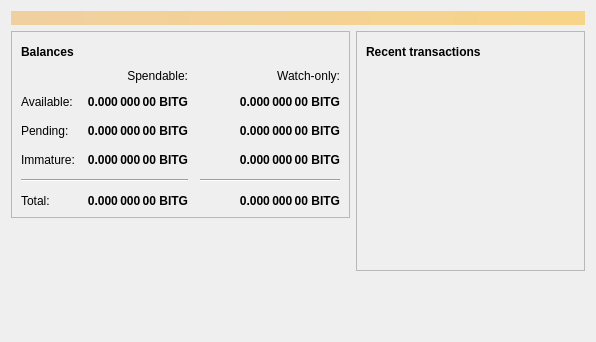
The window that src/qt/forms/overviewpage.ui (c-sports/cspn) describes before a commit, drawn with Qt 5.
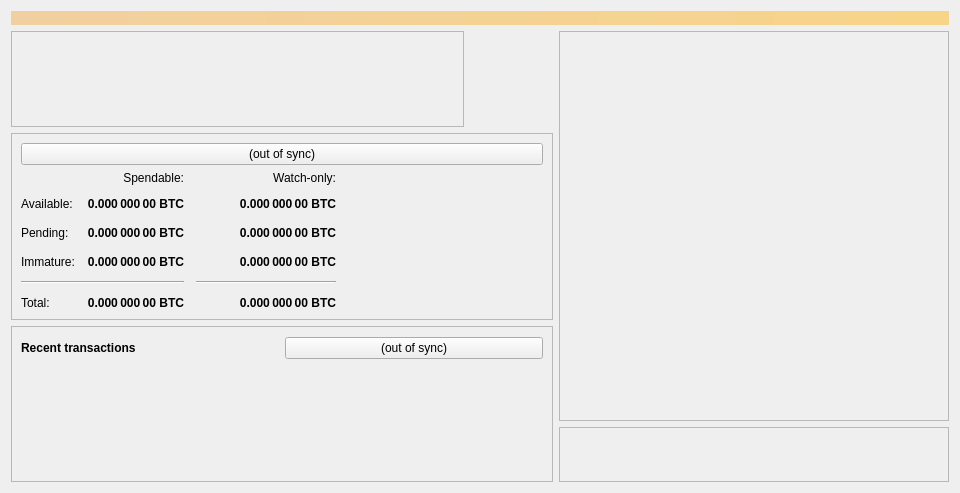
The same window after the commit. Icons and pictures are not drawn.

Commit message: CSPN design

```diff
--- a/src/qt/forms/overviewpage.ui
+++ b/src/qt/forms/overviewpage.ui
@@ -6,21 +6,33 @@
    <rect>
     <x>0</x>
     <y>0</y>
-    <width>596</width>
-    <height>342</height>
+    <width>960</width>
+    <height>489</height>
    </rect>
   </property>
+  <property name="minimumSize">
+   <size>
+    <width>960</width>
+    <height>0</height>
+   </size>
+  </property>
   <property name="windowTitle">
    <string>Form</string>
   </property>
-  <layout class="QVBoxLayout" name="topLayout">
+  <layout class="QVBoxLayout" name="topLayout" stretch="0,0">
    <item>
     <widget class="QLabel" name="labelAlerts">
+     <property name="minimumSize">
+      <size>
+       <width>0</width>
+       <height>0</height>
+      </size>
+     </property>
      <property name="visible">
       <bool>false</bool>
      </property>
      <property name="styleSheet">
-      <string notr="true">QLabel { background-color: qlineargradient(x1: 0, y1: 0, x2: 1, y2: 0, stop:0 #F0D0A0, stop:1 #F8D488); color:#000000; }</string>
+      <string notr="true">background-color: qlineargradient(x1: 0, y1: 0, x2: 1, y2: 0, stop:0 #F0D0A0, stop:1 #F8D488); color:#000000;</string>
      </property>
      <property name="wordWrap">
       <bool>true</bool>
@@ -28,17 +40,97 @@
      <property name="margin">
       <number>3</number>
      </property>
-     <property name="textInteractionFlags">
-      <set>Qt::TextSelectableByMouse</set>
-     </property>
     </widget>
    </item>
    <item>
-    <layout class="QHBoxLayout" name="horizontalLayout" stretch="1,1">
+    <layout class="QHBoxLayout" name="horizontalLayout" stretch="0,0">
      <item>
-      <layout class="QVBoxLayout" name="verticalLayout_2">
+      <layout class="QVBoxLayout" name="verticalLayout_2" stretch="0,0,0">
+       <property name="sizeConstraint">
+        <enum>QLayout::SetFixedSize</enum>
+       </property>
+       <item>
+        <widget class="QFrame" name="logoFrame">
+         <property name="minimumSize">
+          <size>
+           <width>453</width>
+           <height>96</height>
+          </size>
+         </property>
+         <property name="maximumSize">
+          <size>
+           <width>453</width>
+           <height>96</height>
+          </size>
+         </property>
+         <property name="frameShape">
+          <enum>QFrame::StyledPanel</enum>
+         </property>
+         <property name="frameShadow">
+          <enum>QFrame::Raised</enum>
+         </property>
+         <widget class="QWidget" name="verticalLayoutWidget">
+          <property name="geometry">
+           <rect>
+            <x>0</x>
+            <y>0</y>
+            <width>487</width>
+            <height>98</height>
+           </rect>
+          </property>
+          <layout class="QVBoxLayout" name="verticalLayout_5">
+           <property name="sizeConstraint">
+            <enum>QLayout::SetDefaultConstraint</enum>
+           </property>
+           <property name="leftMargin">
+            <number>0</number>
+           </property>
+           <item alignment="Qt::AlignLeft">
+            <widget class="QLabel" name="logo">
+             <property name="minimumSize">
+              <size>
+               <width>433</width>
+               <height>96</height>
+              </size>
+             </property>
+             <property name="maximumSize">
+              <size>
+               <width>433</width>
+               <height>96</height>
+              </size>
+             </property>
+             <property name="baseSize">
+              <size>
+               <width>0</width>
+               <height>0</height>
+              </size>
+             </property>
+             <property name="text">
+              <string/>
+             </property>
+             <property name="alignment">
+              <set>Qt::AlignLeading|Qt::AlignLeft|Qt::AlignTop</set>
+             </property>
+             <property name="margin">
+              <number>0</number>
+             </property>
+             <property name="indent">
+              <number>-1</number>
+             </property>
+            </widget>
+           </item>
+          </layout>
+         </widget>
+        </widget>
+       </item>
        <item>
         <widget class="QFrame" name="frame">
+         <property name="sizePolicy">
+          <sizepolicy hsizetype="Preferred" vsizetype="Fixed">
+           <horstretch>0</horstretch>
+           <verstretch>0</verstretch>
+          </sizepolicy>
+         </property>
          <property name="frameShape">
           <enum>QFrame::StyledPanel</enum>
          </property>
@@ -47,73 +139,80 @@
          </property>
          <layout class="QVBoxLayout" name="verticalLayout_4">
           <item>
-           <layout class="QHBoxLayout" name="horizontalLayout_4">
-            <item>
-             <widget class="QLabel" name="label_5">
-              <property name="font">
-               <font>
-                <weight>75</weight>
-                <bold>true</bold>
-               </font>
-              </property>
-              <property name="text">
-               <string>Balances</string>
-              </property>
-             </widget>
-            </item>
+           <layout class="QVBoxLayout" name="verticalLayout_6" stretch="0,0">
+            <property name="sizeConstraint">
+             <enum>QLayout::SetMinimumSize</enum>
+            </property>
             <item>
              <widget class="QPushButton" name="labelWalletStatus">
-              <property name="enabled">
-               <bool>true</bool>
-              </property>
-              <property name="maximumSize">
-               <size>
-                <width>30</width>
-                <height>16777215</height>
-               </size>
-              </property>
-              <property name="toolTip">
-               <string>The displayed information may be out of date. Your wallet automatically synchronizes with the CSPN network after a connection is established, but this process has not completed yet.</string>
-              </property>
               <property name="text">
-               <string/>
-              </property>
-              <property name="icon">
-               <iconset resource="../cspn.qrc">
-                <normaloff>:/icons/warning</normaloff>
-                <disabledoff>:/icons/warning</disabledoff>:/icons/warning</iconset>
-              </property>
-              <property name="iconSize">
-               <size>
-                <width>24</width>
-                <height>24</height>
-               </size>
-              </property>
-              <property name="flat">
-               <bool>true</bool>
+               <string>(out of sync)</string>
               </property>
              </widget>
-            </item>
-            <item>
-             <spacer name="horizontalSpacer_3">
-              <property name="orientation">
-               <enum>Qt::Horizontal</enum>
-              </property>
-              <property name="sizeHint" stdset="0">
-               <size>
-                <width>40</width>
-                <height>20</height>
-               </size>
-              </property>
-             </spacer>
-            </item>
-           </layout>
           </item>
           <item>
            <layout class="QGridLayout" name="gridLayout">
             <property name="spacing">
              <number>12</number>
             </property>
+              <item row="4" column="2">
+               <widget class="Line" name="lineWatchBalance">
+                <property name="sizePolicy">
+                 <sizepolicy hsizetype="Preferred" vsizetype="Fixed">
+                  <horstretch>0</horstretch>
+                  <verstretch>0</verstretch>
+                 </sizepolicy>
+                </property>
+                <property name="minimumSize">
+                 <size>
+                  <width>140</width>
+                  <height>0</height>
+                 </size>
+                </property>
+                <property name="orientation">
+                 <enum>Qt::Horizontal</enum>
+                </property>
+               </widget>
+              </item>
+              <item row="5" column="1">
+               <widget class="QLabel" name="labelTotal">
+                <property name="font">
+                 <font>
+                  <weight>75</weight>
+                  <bold>true</bold>
+                 </font>
+                </property>
+                <property name="cursor">
+                 <cursorShape>IBeamCursor</cursorShape>
+                </property>
+                <property name="toolTip">
+                 <string>Your current total balance</string>
+                </property>
+                <property name="text">
+                 <string notr="true">0.000 000 00 BTC</string>
+                </property>
+                <property name="alignment">
+                 <set>Qt::AlignRight|Qt::AlignTrailing|Qt::AlignVCenter</set>
+                </property>
+                <property name="textInteractionFlags">
+                 <set>Qt::LinksAccessibleByMouse|Qt::TextSelectableByKeyboard|Qt::TextSelectableByMouse</set>
+                </property>
+               </widget>
+              </item>
+              <item row="4" column="0" colspan="2">
+               <widget class="Line" name="lineSpendableBalance">
+                <property name="orientation">
+                 <enum>Qt::Horizontal</enum>
+                </property>
+               </widget>
+              </item>
+              <item row="5" column="0">
+               <widget class="QLabel" name="labelTotalText">
+                <property name="text">
+                 <string>Total:</string>
+                </property>
+               </widget>
+              </item>
             <item row="2" column="2">
              <widget class="QLabel" name="labelWatchPending">
               <property name="font">
@@ -129,7 +228,7 @@
                <string>Unconfirmed transactions to watch-only addresses</string>
               </property>
               <property name="text">
-               <string notr="true">0.000 000 00 BITG</string>
+                 <string notr="true">0.000 000 00 BTC</string>
               </property>
               <property name="alignment">
                <set>Qt::AlignRight|Qt::AlignTrailing|Qt::AlignVCenter</set>
@@ -154,7 +253,7 @@
                <string>Total of transactions that have yet to be confirmed, and do not yet count toward the spendable balance</string>
               </property>
               <property name="text">
-               <string notr="true">0.000 000 00 BITG</string>
+                 <string notr="true">0.000 000 00 BTC</string>
               </property>
               <property name="alignment">
                <set>Qt::AlignRight|Qt::AlignTrailing|Qt::AlignVCenter</set>
@@ -176,10 +275,10 @@
                <cursorShape>IBeamCursor</cursorShape>
               </property>
               <property name="toolTip">
-               <string>Mined balance in watch-only addresses that has not yet matured</string>
+                 <string>Staked or masternode rewards in watch-only addresses that has not yet matured</string>
               </property>
               <property name="text">
-               <string notr="true">0.000 000 00 BITG</string>
+                 <string notr="true">0.000 000 00 BTC</string>
               </property>
               <property name="alignment">
                <set>Qt::AlignRight|Qt::AlignTrailing|Qt::AlignVCenter</set>
@@ -189,39 +288,6 @@
               </property>
              </widget>
             </item>
-            <item row="4" column="0" colspan="2">
-             <widget class="Line" name="line">
-              <property name="orientation">
-               <enum>Qt::Horizontal</enum>
-              </property>
-             </widget>
-            </item>
-            <item row="4" column="2">
-             <widget class="Line" name="lineWatchBalance">
-              <property name="sizePolicy">
-               <sizepolicy hsizetype="Preferred" vsizetype="Fixed">
-                <horstretch>0</horstretch>
-                <verstretch>0</verstretch>
-               </sizepolicy>
-              </property>
-              <property name="minimumSize">
-               <size>
-                <width>140</width>
-                <height>0</height>
-               </size>
-              </property>
-              <property name="orientation">
-               <enum>Qt::Horizontal</enum>
-              </property>
-             </widget>
-            </item>
-            <item row="5" column="0">
-             <widget class="QLabel" name="labelTotalText">
-              <property name="text">
-               <string>Total:</string>
-              </property>
-             </widget>
-            </item>
             <item row="3" column="1">
              <widget class="QLabel" name="labelImmature">
               <property name="font">
@@ -234,80 +300,10 @@
                <cursorShape>IBeamCursor</cursorShape>
               </property>
               <property name="toolTip">
-               <string>Mined balance that has not yet matured</string>
+                 <string>Staked or masternode rewards that has not yet matured</string>
               </property>
               <property name="text">
-               <string notr="true">0.000 000 00 BITG</string>
-              </property>
-              <property name="alignment">
-               <set>Qt::AlignRight|Qt::AlignTrailing|Qt::AlignVCenter</set>
-              </property>
-              <property name="textInteractionFlags">
-               <set>Qt::LinksAccessibleByMouse|Qt::TextSelectableByKeyboard|Qt::TextSelectableByMouse</set>
-              </property>
-             </widget>
-            </item>
-            <item row="2" column="3">
-             <spacer name="horizontalSpacer_2">
-              <property name="orientation">
-               <enum>Qt::Horizontal</enum>
-              </property>
-              <property name="sizeHint" stdset="0">
-               <size>
-                <width>40</width>
-                <height>20</height>
-               </size>
-              </property>
-             </spacer>
-            </item>
-            <item row="3" column="0">
-             <widget class="QLabel" name="labelImmatureText">
-              <property name="text">
-               <string>Immature:</string>
-              </property>
-             </widget>
-            </item>
-            <item row="5" column="1">
-             <widget class="QLabel" name="labelTotal">
-              <property name="font">
-               <font>
-                <weight>75</weight>
-                <bold>true</bold>
-               </font>
-              </property>
-              <property name="cursor">
-               <cursorShape>IBeamCursor</cursorShape>
-              </property>
-              <property name="toolTip">
-               <string>Your current total balance</string>
-              </property>
-              <property name="text">
-               <string notr="true">0.000 000 00 BITG</string>
-              </property>
-              <property name="alignment">
-               <set>Qt::AlignRight|Qt::AlignTrailing|Qt::AlignVCenter</set>
-              </property>
-              <property name="textInteractionFlags">
-               <set>Qt::LinksAccessibleByMouse|Qt::TextSelectableByKeyboard|Qt::TextSelectableByMouse</set>
-              </property>
-             </widget>
-            </item>
-            <item row="5" column="2">
-             <widget class="QLabel" name="labelWatchTotal">
-              <property name="font">
-               <font>
-                <weight>75</weight>
-                <bold>true</bold>
-               </font>
-              </property>
-              <property name="cursor">
-               <cursorShape>IBeamCursor</cursorShape>
-              </property>
-              <property name="toolTip">
-               <string>Current total balance in watch-only addresses</string>
-              </property>
-              <property name="text">
-               <string notr="true">0.000 000 00 BITG</string>
+                 <string notr="true">0.000 000 00 BTC</string>
               </property>
               <property name="alignment">
                <set>Qt::AlignRight|Qt::AlignTrailing|Qt::AlignVCenter</set>
@@ -334,6 +330,41 @@
               </property>
              </widget>
             </item>
+              <item row="0" column="1">
+               <widget class="QLabel" name="labelSpendable">
+                <property name="text">
+                 <string>Spendable:</string>
+                </property>
+                <property name="alignment">
+                 <set>Qt::AlignRight|Qt::AlignTrailing|Qt::AlignVCenter</set>
+                </property>
+               </widget>
+              </item>
+              <item row="5" column="2">
+               <widget class="QLabel" name="labelWatchTotal">
+                <property name="font">
+                 <font>
+                  <weight>75</weight>
+                  <bold>true</bold>
+                 </font>
+                </property>
+                <property name="cursor">
+                 <cursorShape>IBeamCursor</cursorShape>
+                </property>
+                <property name="toolTip">
+                 <string>Current total balance in watch-only addresses</string>
+                </property>
+                <property name="text">
+                 <string notr="true">0.000 000 00 BTC</string>
+                </property>
+                <property name="alignment">
+                 <set>Qt::AlignRight|Qt::AlignTrailing|Qt::AlignVCenter</set>
+                </property>
+                <property name="textInteractionFlags">
+                 <set>Qt::LinksAccessibleByMouse|Qt::TextSelectableByKeyboard|Qt::TextSelectableByMouse</set>
+                </property>
+               </widget>
+              </item>
             <item row="1" column="1">
              <widget class="QLabel" name="labelBalance">
               <property name="font">
@@ -349,7 +380,7 @@
                <string>Your current spendable balance</string>
               </property>
               <property name="text">
-               <string notr="true">0.000 000 00 BITG</string>
+                 <string notr="true">0.000 000 00 BTC</string>
               </property>
               <property name="alignment">
                <set>Qt::AlignRight|Qt::AlignTrailing|Qt::AlignVCenter</set>
@@ -374,7 +405,7 @@
                <string>Your current balance in watch-only addresses</string>
               </property>
               <property name="text">
-               <string notr="true">0.000 000 00 BITG</string>
+                 <string notr="true">0.000 000 00 BTC</string>
               </property>
               <property name="alignment">
                <set>Qt::AlignRight|Qt::AlignTrailing|Qt::AlignVCenter</set>
@@ -384,6 +415,13 @@
               </property>
              </widget>
             </item>
+              <item row="3" column="0">
+               <widget class="QLabel" name="labelImmatureText">
+                <property name="text">
+                 <string>Immature:</string>
+                </property>
+               </widget>
+              </item>
             <item row="2" column="0">
              <widget class="QLabel" name="labelPendingText">
               <property name="text">
@@ -391,40 +429,34 @@
               </property>
              </widget>
             </item>
-            <item row="0" column="1">
-             <widget class="QLabel" name="labelSpendable">
-              <property name="text">
-               <string>Spendable:</string>
-              </property>
-              <property name="alignment">
-               <set>Qt::AlignRight|Qt::AlignTrailing|Qt::AlignVCenter</set>
-              </property>
-             </widget>
-            </item>
-           </layout>
-          </item>
-         </layout>
-        </widget>
-       </item>
-       <item>
-        <spacer name="verticalSpacer">
+              <item row="2" column="3">
+               <spacer name="horizontalSpacer_2">
          <property name="orientation">
-          <enum>Qt::Vertical</enum>
+                 <enum>Qt::Horizontal</enum>
          </property>
          <property name="sizeHint" stdset="0">
           <size>
-           <width>20</width>
-           <height>40</height>
+                  <width>40</width>
+                  <height>20</height>
           </size>
          </property>
         </spacer>
        </item>
       </layout>
      </item>
-     <item>
-      <layout class="QVBoxLayout" name="verticalLayout_3">
+           </layout>
+          </item>
+         </layout>
+        </widget>
+       </item>
        <item>
         <widget class="QFrame" name="frame_2">
+         <property name="sizePolicy">
+          <sizepolicy hsizetype="Preferred" vsizetype="Ignored">
+           <horstretch>0</horstretch>
+           <verstretch>0</verstretch>
+          </sizepolicy>
+         </property>
          <property name="frameShape">
           <enum>QFrame::StyledPanel</enum>
          </property>
@@ -433,9 +465,42 @@
          </property>
          <layout class="QVBoxLayout" name="verticalLayout">
           <item>
+           <spacer name="verticalSpacer_3">
+            <property name="orientation">
+             <enum>Qt::Vertical</enum>
+            </property>
+            <property name="sizeType">
+             <enum>QSizePolicy::Fixed</enum>
+            </property>
+            <property name="sizeHint" stdset="0">
+             <size>
+              <width>20</width>
+              <height>1</height>
+             </size>
+            </property>
+           </spacer>
+          </item>
+          <item>
+           <layout class="QVBoxLayout" name="verticalLayout_7" stretch="0,0">
+            <property name="sizeConstraint">
+             <enum>QLayout::SetFixedSize</enum>
+            </property>
+            <property name="topMargin">
+             <number>0</number>
+            </property>
+            <item>
            <layout class="QHBoxLayout" name="horizontalLayout_2">
+              <property name="sizeConstraint">
+               <enum>QLayout::SetFixedSize</enum>
+              </property>
             <item>
              <widget class="QLabel" name="label_4">
+                <property name="sizePolicy">
+                 <sizepolicy hsizetype="Preferred" vsizetype="Fixed">
+                  <horstretch>0</horstretch>
+                  <verstretch>0</verstretch>
+                 </sizepolicy>
+                </property>
               <property name="font">
                <font>
                 <weight>75</weight>
@@ -449,54 +514,33 @@
             </item>
             <item>
              <widget class="QPushButton" name="labelTransactionsStatus">
-              <property name="enabled">
-               <bool>true</bool>
-              </property>
-              <property name="maximumSize">
-               <size>
-                <width>30</width>
-                <height>16777215</height>
-               </size>
-              </property>
-              <property name="toolTip">
-               <string>The displayed information may be out of date. Your wallet automatically synchronizes with the CSPN network after a connection is established, but this process has not completed yet.</string>
-              </property>
               <property name="text">
-               <string/>
-              </property>
-              <property name="icon">
-               <iconset resource="../cspn.qrc">
-                <normaloff>:/icons/warning</normaloff>
-                <disabledoff>:/icons/warning</disabledoff>:/icons/warning</iconset>
-              </property>
-              <property name="iconSize">
-               <size>
-                <width>24</width>
-                <height>24</height>
-               </size>
-              </property>
-              <property name="flat">
-               <bool>true</bool>
+                 <string>(out of sync)</string>
               </property>
              </widget>
             </item>
-            <item>
-             <spacer name="horizontalSpacer">
-              <property name="orientation">
-               <enum>Qt::Horizontal</enum>
-              </property>
-              <property name="sizeHint" stdset="0">
-               <size>
-                <width>40</width>
-                <height>20</height>
-               </size>
-              </property>
-             </spacer>
-            </item>
-           </layout>
-          </item>
-          <item>
+             </layout>
+            </item>
+            <item alignment="Qt::AlignTop">
            <widget class="QListView" name="listTransactions">
+              <property name="sizePolicy">
+               <sizepolicy hsizetype="Expanding" vsizetype="Expanding">
+                <horstretch>0</horstretch>
+                <verstretch>0</verstretch>
+               </sizepolicy>
+              </property>
+              <property name="minimumSize">
+               <size>
+                <width>361</width>
+                <height>0</height>
+               </size>
+              </property>
+              <property name="maximumSize">
+               <size>
+                <width>361</width>
+                <height>145</height>
+               </size>
+              </property>
             <property name="styleSheet">
              <string notr="true">QListView { background: transparent; }</string>
             </property>
@@ -509,32 +553,298 @@
             <property name="horizontalScrollBarPolicy">
              <enum>Qt::ScrollBarAlwaysOff</enum>
             </property>
+              <property name="sizeAdjustPolicy">
+               <enum>QAbstractScrollArea::AdjustToContentsOnFirstShow</enum>
+              </property>
             <property name="selectionMode">
              <enum>QAbstractItemView::NoSelection</enum>
             </property>
+              <property name="resizeMode">
+               <enum>QListView::Adjust</enum>
+              </property>
            </widget>
           </item>
          </layout>
+          </item>
+         </layout>
         </widget>
        </item>
+      </layout>
+     </item>
        <item>
-        <spacer name="verticalSpacer_2">
-         <property name="orientation">
-          <enum>Qt::Vertical</enum>
+      <layout class="QVBoxLayout" name="verticalLayout_3" stretch="1,0">
+       <item alignment="Qt::AlignHCenter|Qt::AlignVCenter">
+        <widget class="QFrame" name="frame_3">
+         <property name="minimumSize">
+          <size>
+           <width>390</width>
+           <height>390</height>
+          </size>
          </property>
-         <property name="sizeHint" stdset="0">
+         <property name="maximumSize">
           <size>
-           <width>20</width>
-           <height>40</height>
+           <width>390</width>
+           <height>390</height>
           </size>
          </property>
-        </spacer>
-       </item>
-      </layout>
-     </item>
-    </layout>
-   </item>
-  </layout>
+         <property name="frameShape">
+          <enum>QFrame::StyledPanel</enum>
+         </property>
+         <property name="frameShadow">
+          <enum>QFrame::Raised</enum>
+         </property>
+         <widget class="QWidget" name="verticalLayoutWidget_3">
+          <property name="geometry">
+           <rect>
+            <x>1</x>
+            <y>0</y>
+            <width>392</width>
+            <height>392</height>
+           </rect>
+          </property>
+          <layout class="QVBoxLayout" name="verticalLayout_9" stretch="1">
+           <property name="sizeConstraint">
+            <enum>QLayout::SetMinimumSize</enum>
+           </property>
+           <item alignment="Qt::AlignHCenter|Qt::AlignVCenter">
+            <widget class="QLabel" name="logoIcon">
+             <property name="minimumSize">
+              <size>
+               <width>390</width>
+               <height>390</height>
+              </size>
+             </property>
+             <property name="maximumSize">
+              <size>
+               <width>390</width>
+               <height>390</height>
+              </size>
+             </property>
+             <property name="text">
+              <string/>
+             </property>
+            </widget>
+           </item>
+          </layout>
+         </widget>
+        </widget>
+       </item>
+       <item alignment="Qt::AlignHCenter|Qt::AlignBottom">
+        <widget class="QFrame" name="frame_4">
+         <property name="minimumSize">
+          <size>
+           <width>390</width>
+           <height>55</height>
+          </size>
+         </property>
+         <property name="maximumSize">
+          <size>
+           <width>390</width>
+           <height>48</height>
+          </size>
+         </property>
+         <property name="frameShape">
+          <enum>QFrame::StyledPanel</enum>
+         </property>
+         <property name="frameShadow">
+          <enum>QFrame::Raised</enum>
+         </property>
+         <widget class="QWidget" name="horizontalLayoutWidget">
+          <property name="geometry">
+           <rect>
+            <x>-4</x>
+            <y>1</y>
+            <width>401</width>
+            <height>61</height>
+           </rect>
+          </property>
+          <layout class="QHBoxLayout" name="horizontalLayout_4">
+           <property name="sizeConstraint">
+            <enum>QLayout::SetMinimumSize</enum>
+           </property>
+           <item>
+            <widget class="QLabel" name="web">
+             <property name="minimumSize">
+              <size>
+               <width>36</width>
+               <height>36</height>
+              </size>
+             </property>
+             <property name="maximumSize">
+              <size>
+               <width>36</width>
+               <height>36</height>
+              </size>
+             </property>
+             <property name="baseSize">
+              <size>
+               <width>0</width>
+               <height>0</height>
+              </size>
+             </property>
+             <property name="cursor">
+              <cursorShape>PointingHandCursor</cursorShape>
+             </property>
+             <property name="toolTip">
+              <string>Visit the official Crypto Sports Website.</string>
+             </property>
+             <property name="text">
+              <string>&lt;a id=&quot;web&quot; href=&quot;https://www.cspn.io&quot;&gt;&lt;img src=&quot;:/icons/blank&quot; width=&quot;36&quot; height=&quot;36&quot;&gt;&lt;/a&gt;</string>
+             </property>
+             <property name="alignment">
+              <set>Qt::AlignLeading|Qt::AlignLeft|Qt::AlignVCenter</set>
+             </property>
+             <property name="openExternalLinks">
+              <bool>true</bool>
+             </property>
+            </widget>
+           </item>
+           <item>
+            <widget class="QLabel" name="platform">
+             <property name="minimumSize">
+              <size>
+               <width>36</width>
+               <height>36</height>
+              </size>
+             </property>
+             <property name="maximumSize">
+              <size>
+               <width>36</width>
+               <height>36</height>
+              </size>
+             </property>
+             <property name="baseSize">
+              <size>
+               <width>0</width>
+               <height>0</height>
+              </size>
+             </property>
+             <property name="cursor">
+              <cursorShape>PointingHandCursor</cursorShape>
+             </property>
+             <property name="toolTip">
+              <string>&lt;html&gt;&lt;head/&gt;&lt;body&gt;&lt;p&gt;Visit the official Crypto Sports Esports Platform.&lt;/p&gt;&lt;/body&gt;&lt;/html&gt;</string>
+             </property>
+             <property name="text">
+              <string>&lt;a id=&quot;platform&quot; href=&quot;https://www.cspn.pro&quot;&gt;&lt;img src=&quot;:/icons/blank&quot; width=&quot;36&quot; height=&quot;36&quot;&gt;&lt;/a&gt;</string>
+             </property>
+             <property name="alignment">
+              <set>Qt::AlignLeading|Qt::AlignLeft|Qt::AlignVCenter</set>
+             </property>
+             <property name="openExternalLinks">
+              <bool>true</bool>
+             </property>
+            </widget>
+           </item>
+           <item>
+            <widget class="QLabel" name="discord">
+             <property name="minimumSize">
+              <size>
+               <width>36</width>
+               <height>36</height>
+              </size>
+             </property>
+             <property name="maximumSize">
+              <size>
+               <width>36</width>
+               <height>36</height>
+              </size>
+             </property>
+             <property name="toolTip">
+              <string>&lt;html&gt;&lt;head/&gt;&lt;body&gt;&lt;p&gt;Join the official Crypto Sports Discord Community.&lt;/p&gt;&lt;/body&gt;&lt;/html&gt;</string>
+             </property>
+             <property name="text">
+              <string>&lt;a id=&quot;discord&quot; href=&quot;https://discord.gg/vVqU7b7&quot;&gt;&lt;img src=&quot;:/icons/blank&quot; width=&quot;36&quot; height=&quot;36&quot;&gt;&lt;/a&gt;</string>
+             </property>
+             <property name="openExternalLinks">
+              <bool>true</bool>
+             </property>
+            </widget>
+           </item>
+           <item>
+            <widget class="QLabel" name="telegram">
+             <property name="minimumSize">
+              <size>
+               <width>36</width>
+               <height>36</height>
+              </size>
+             </property>
+             <property name="maximumSize">
+              <size>
+               <width>36</width>
+               <height>36</height>
+              </size>
+             </property>
+             <property name="toolTip">
+              <string>&lt;html&gt;&lt;head/&gt;&lt;body&gt;&lt;p&gt;Join the official Crypto Sports Telegram Group.&lt;/p&gt;&lt;/body&gt;&lt;/html&gt;</string>
+             </property>
+             <property name="text">
+              <string>&lt;a id=&quot;telegram&quot; href=&quot;https://t.me/joinchat/JN8SKE2LzFruJ2Afqme3HQ&quot;&gt;&lt;img src=&quot;:/icons/blank&quot; width=&quot;36&quot; height=&quot;36&quot;&gt;&lt;/a&gt;</string>
+             </property>
+             <property name="openExternalLinks">
+              <bool>true</bool>
+             </property>
+            </widget>
+           </item>
+           <item>
+            <widget class="QLabel" name="twitter">
+             <property name="minimumSize">
+              <size>
+               <width>36</width>
+               <height>36</height>
+              </size>
+             </property>
+             <property name="maximumSize">
+              <size>
+               <width>36</width>
+               <height>36</height>
+              </size>
+             </property>
+             <property name="toolTip">
+              <string>Follow Crypto Sports on Twitter.</string>
+             </property>
+             <property name="text">
+              <string>&lt;a id=&quot;twitter&quot; href=&quot;https://twitter.com/CryptoSportsIO&quot;&gt;&lt;img src=&quot;:/icons/blank&quot; width=&quot;36&quot; height=&quot;36&quot;&gt;&lt;/a&gt;</string>
+             </property>
+             <property name="openExternalLinks">
+              <bool>true</bool>
+             </property>
+            </widget>
+           </item>
+           <item>
+            <widget class="QLabel" name="facebook">
+             <property name="minimumSize">
+              <size>
+               <width>36</width>
+               <height>36</height>
+              </size>
+             </property>
+             <property name="maximumSize">
+              <size>
+               <width>36</width>
+               <height>36</height>
+              </size>
+             </property>
+             <property name="toolTip">
+              <string>Follow Crypto Sports on Facebook.</string>
+             </property>
+             <property name="text">
+              <string>&lt;a id=&quot;facebook&quot; href=&quot;https://www.facebook.com/CryptoSportsIO&quot;&gt;&lt;img src=&quot;:/icons/blank&quot; width=&quot;36&quot; height=&quot;36&quot;&gt;&lt;/a&gt;</string>
+             </property>
+             <property name="openExternalLinks">
+              <bool>true</bool>
+             </property>
+            </widget>
+           </item>
+          </layout>
+         </widget>
+        </widget>
+       </item>
+      </layout>
+     </item>
+    </layout>
+   </item>
+  </layout>
  </widget>
  <resources/>
  <connections/>
```
Left out of the diff: 4 changed lines with no effect on the pictures. Lines whose indentation alone changed are shown as unchanged. The commit also changes 120 other files.
